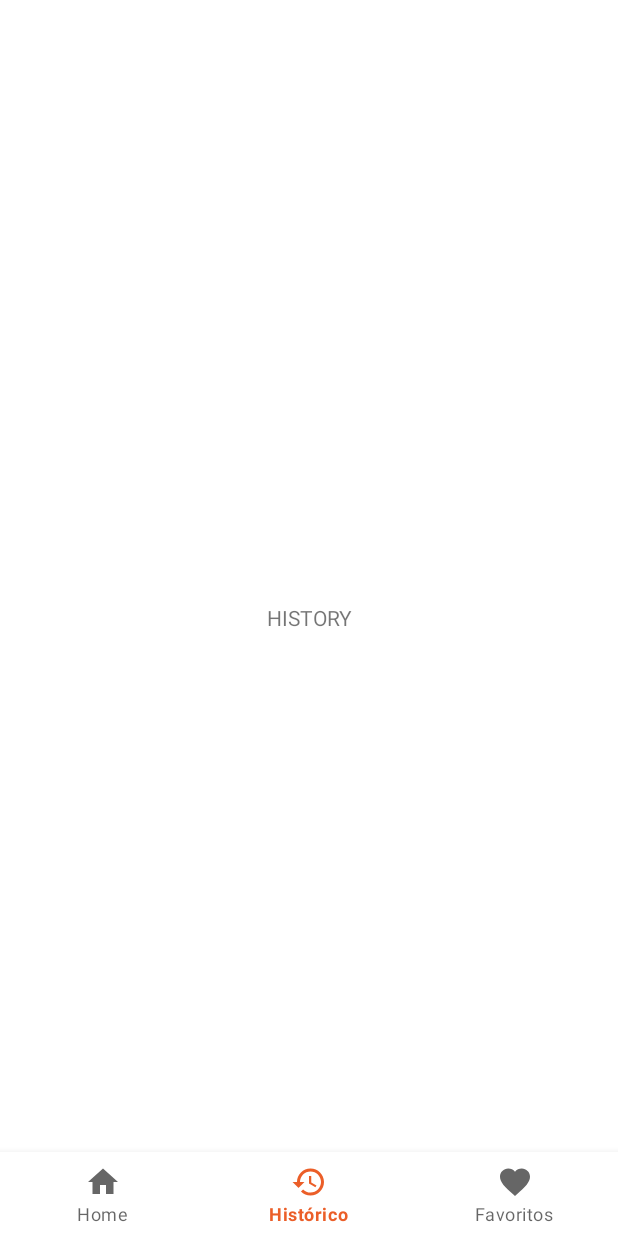
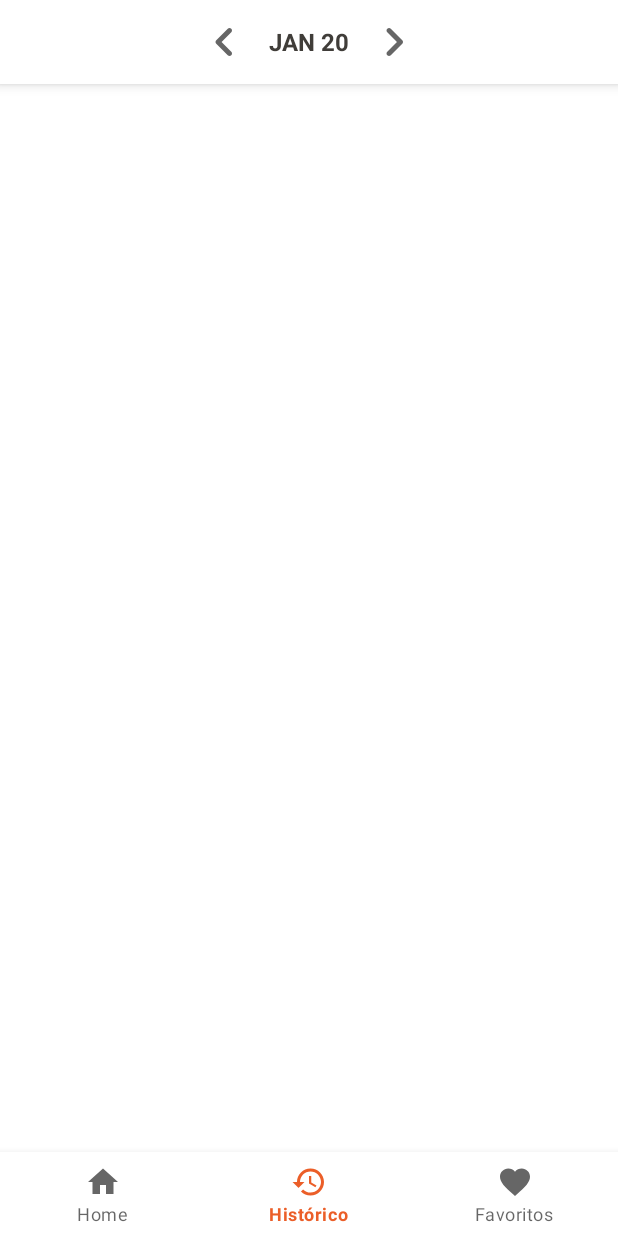
Before and after one commit to Kdiaseng/gas-check-android, an Android app: the HistoryFragment screen opened through its navigation route, on a phone screen of 412 x 824 dp. Run offline under Robolectric (Android 15) with nearby library versions, the phone set to English and light mode, and no system bars; our stand-ins replace navigation-ui; libraries missing offline, so code that uses them is left out: com.github.mikephil.charting; 20 statements that could not run were skipped.

Commit message:
feat: create layout historic screen

```diff
--- /dev/null
+++ b/app/src/main/res/drawable/ic_next.xml
@@ -0,0 +1,10 @@
+<vector xmlns:android="http://schemas.android.com/apk/res/android"
+    android:width="24dp"
+    android:height="24dp"
+    android:viewportWidth="24"
+    android:viewportHeight="24"
+    android:tint="?attr/colorControlNormal">
+  <path
+      android:fillColor="@android:color/white"
+      android:pathData="M9.31,6.71c-0.39,0.39 -0.39,1.02 0,1.41L13.19,12l-3.88,3.88c-0.39,0.39 -0.39,1.02 0,1.41 0.39,0.39 1.02,0.39 1.41,0l4.59,-4.59c0.39,-0.39 0.39,-1.02 0,-1.41L10.72,6.7c-0.38,-0.38 -1.02,-0.38 -1.41,0.01z"/>
+</vector>
--- /dev/null
+++ b/app/src/main/res/drawable/ic_previous.xml
@@ -0,0 +1,10 @@
+<vector xmlns:android="http://schemas.android.com/apk/res/android"
+    android:width="24dp"
+    android:height="24dp"
+    android:viewportWidth="24"
+    android:viewportHeight="24"
+    android:tint="?attr/colorControlNormal">
+  <path
+      android:fillColor="@android:color/white"
+      android:pathData="M14.91,6.71c-0.39,-0.39 -1.02,-0.39 -1.41,0L8.91,11.3c-0.39,0.39 -0.39,1.02 0,1.41l4.59,4.59c0.39,0.39 1.02,0.39 1.41,0 0.39,-0.39 0.39,-1.02 0,-1.41L11.03,12l3.88,-3.88c0.38,-0.39 0.38,-1.03 0,-1.41z"/>
+</vector>
--- a/app/src/main/res/layout/dialog_input_data_gas.xml
+++ b/app/src/main/res/layout/dialog_input_data_gas.xml
@@ -96,10 +96,10 @@
     <androidx.appcompat.widget.LinearLayoutCompat
         android:id="@+id/linearLayoutCompat"
         android:layout_width="0dp"
-        android:padding="5dp"
         android:layout_height="wrap_content"
         android:layout_marginTop="16dp"
         android:gravity="start"
+        android:paddingBottom="5dp"
         app:layout_constraintEnd_toEndOf="parent"
         app:layout_constraintStart_toStartOf="parent"
         app:layout_constraintTop_toBottomOf="@+id/text_choice_value">
@@ -108,25 +108,25 @@
             android:id="@+id/circle_button_20"
             android:layout_width="60dp"
             android:layout_height="60dp"
-            android:layout_marginEnd="30dp"
+            android:layout_marginEnd="20dp"
             app:circle_button_value="@string/value_20" />
 
         <br.com.gascheck.util.CircleButtonValue
             android:layout_width="60dp"
             android:layout_height="60dp"
-            android:layout_marginEnd="30dp"
+            android:layout_marginEnd="20dp"
             app:circle_button_value="@string/value_30" />
 
         <br.com.gascheck.util.CircleButtonValue
             android:layout_width="60dp"
             android:layout_height="60dp"
-            android:layout_marginEnd="30dp"
+            android:layout_marginEnd="20dp"
             app:circle_button_value="@string/value_50" />
 
         <br.com.gascheck.util.CircleButtonValue
             android:layout_width="60dp"
             android:layout_height="60dp"
-            android:layout_marginEnd="30dp"
+            android:layout_marginEnd="20dp"
             app:circle_button_value="@string/value_70" />
 
     </androidx.appcompat.widget.LinearLayoutCompat>
@@ -137,6 +137,7 @@
         android:layout_height="wrap_content"
         android:layout_marginTop="16dp"
         android:gravity="start"
+        android:paddingBottom="5dp"
         app:layout_constraintEnd_toEndOf="parent"
         app:layout_constraintStart_toStartOf="parent"
         app:layout_constraintTop_toBottomOf="@+id/linearLayoutCompat">
@@ -144,25 +145,25 @@
         <br.com.gascheck.util.CircleButtonValue
             android:layout_width="60dp"
             android:layout_height="60dp"
-            android:layout_marginEnd="30dp"
+            android:layout_marginEnd="20dp"
             app:circle_button_value="@string/value_100" />
 
         <br.com.gascheck.util.CircleButtonValue
             android:layout_width="60dp"
             android:layout_height="60dp"
-            android:layout_marginEnd="30dp"
+            android:layout_marginEnd="20dp"
             app:circle_button_value="@string/value_150" />
 
         <br.com.gascheck.util.CircleButtonValue
             android:layout_width="60dp"
             android:layout_height="60dp"
-            android:layout_marginEnd="30dp"
+            android:layout_marginEnd="20dp"
             app:circle_button_value="@string/value_200" />
 
         <br.com.gascheck.util.CircleButtonValue
             android:layout_width="60dp"
             android:layout_height="60dp"
-            android:layout_marginEnd="30dp"
+            android:layout_marginEnd="20dp"
             app:circle_button_value="@string/value_250" />
 
     </androidx.appcompat.widget.LinearLayoutCompat>
--- a/app/src/main/res/layout/fragment_history.xml
+++ b/app/src/main/res/layout/fragment_history.xml
@@ -1,16 +1,90 @@
 <?xml version="1.0" encoding="utf-8"?>
 <androidx.constraintlayout.widget.ConstraintLayout xmlns:android="http://schemas.android.com/apk/res/android"
+    xmlns:app="http://schemas.android.com/apk/res-auto"
     xmlns:tools="http://schemas.android.com/tools"
     android:layout_width="match_parent"
     android:layout_height="match_parent"
     tools:context="ui.history.HistoryFragment">
 
-    <!-- TODO: Update blank fragment layout -->
-    <TextView
+
+    <com.google.android.material.card.MaterialCardView
+        android:id="@+id/materialCardView"
         android:layout_width="match_parent"
-        android:layout_height="match_parent"
-        android:gravity="center"
-        android:text="HISTORY"
-        android:textAlignment="center" />
+        android:layout_height="?attr/actionBarSize"
+        app:cardCornerRadius="0dp"
+        app:cardElevation="5dp"
+        app:layout_constraintEnd_toEndOf="parent"
+        app:layout_constraintStart_toStartOf="parent"
+        app:layout_constraintTop_toTopOf="parent">
+
+        <LinearLayout
+            android:layout_width="match_parent"
+            android:layout_height="wrap_content"
+            android:layout_gravity="center"
+            android:gravity="center">
+
+            <com.google.android.material.card.MaterialCardView
+                android:id="@+id/material_card_historic_previous"
+                android:layout_width="wrap_content"
+                android:layout_height="wrap_content"
+                android:clickable="true"
+                android:focusable="true"
+                app:cardCornerRadius="50dp"
+                app:cardElevation="0dp">
+
+                <ImageView
+                    android:layout_width="40dp"
+                    android:layout_height="40dp"
+                    android:importantForAccessibility="no"
+                    android:src="@drawable/ic_previous" />
+
+            </com.google.android.material.card.MaterialCardView>
+
+
+            <TextView
+                android:id="@+id/text_historic_month"
+                android:layout_width="wrap_content"
+                android:layout_height="wrap_content"
+                android:layout_marginStart="10dp"
+                android:layout_marginEnd="10dp"
+                android:text="JAN 20"
+                android:textColor="@color/black_olive"
+                android:textSize="16sp"
+                android:textStyle="bold" />
+
+            <com.google.android.material.card.MaterialCardView
+                android:id="@+id/material_card_historic_next"
+                android:layout_width="wrap_content"
+                android:layout_height="wrap_content"
+                android:clickable="true"
+                android:focusable="true"
+                app:cardCornerRadius="50dp"
+                app:cardElevation="0dp">
+
+                <ImageView
+                    android:layout_width="40dp"
+                    android:layout_height="40dp"
+                    android:importantForAccessibility="no"
+                    android:src="@drawable/ic_next" />
+
+            </com.google.android.material.card.MaterialCardView>
+
+        </LinearLayout>
+
+    </com.google.android.material.card.MaterialCardView>
+
+    <androidx.recyclerview.widget.RecyclerView
+        android:layout_width="match_parent"
+        android:layout_height="0dp"
+        android:layout_marginStart="16dp"
+        android:layout_marginTop="16dp"
+        android:layout_marginEnd="16dp"
+        android:layout_marginBottom="8dp"
+        app:layout_constraintBottom_toBottomOf="parent"
+        app:layout_constraintEnd_toEndOf="parent"
+        app:layout_constraintStart_toStartOf="parent"
+        app:layout_constraintTop_toBottomOf="@+id/materialCardView"
+        tools:listitem="@layout/item_data_gas" />
+
 
 </androidx.constraintlayout.widget.ConstraintLayout>
--- a/app/src/main/res/layout/item_data_gas.xml
+++ b/app/src/main/res/layout/item_data_gas.xml
@@ -5,6 +5,8 @@
     xmlns:tools="http://schemas.android.com/tools"
     app:cardElevation="4dp"
     app:cardCornerRadius="0dp"
+    android:layout_margin="5dp"
+    android:layout_marginBottom="5dp"
     android:layout_width="match_parent"
     android:layout_height="wrap_content">
 
@@ -52,8 +54,9 @@
             android:id="@+id/text_item_value"
             android:layout_width="wrap_content"
             android:layout_height="wrap_content"
-            android:layout_marginEnd="16dp"
+            android:layout_marginEnd="8dp"
             android:text="R$ 70,00"
+            android:textColor="@color/flame"
             android:textSize="20sp"
             android:textStyle="bold"
             app:layout_constraintBottom_toBottomOf="@+id/image_item_menu"
```
